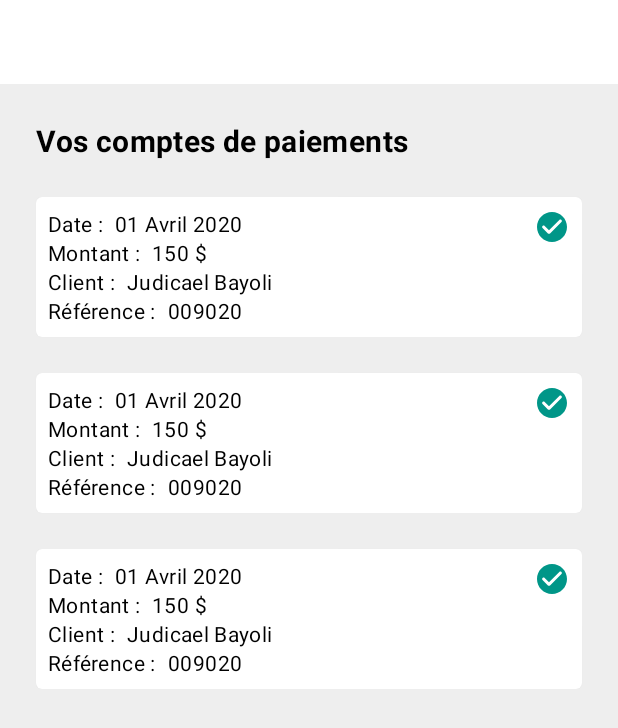
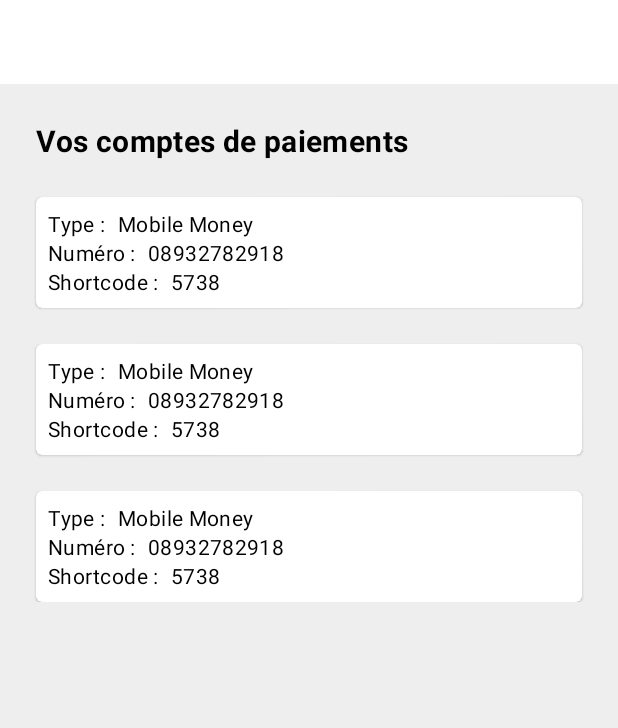
Before and after one commit to jbayoli/smartpaymerchant, an Android app: the layout fragment_accounts.xml on its own in the app's theme, with its tools: preview values and no code run, on a phone screen of 412 x 824 dp. Shown: the top 728 px of the screen. Run offline under Robolectric (Android 15) with nearby library versions, the light colour scheme and no system bars; Roboto replaces fonts that are not available here.

Commit message:
Account using port 3006 works

```diff
--- a/app/src/main/java/cd/shuri/smaprtpay/merchant/screens/accounts/AccountsViewModel.kt
+++ b/app/src/main/java/cd/shuri/smaprtpay/merchant/screens/accounts/AccountsViewModel.kt
@@ -6,6 +6,7 @@ import androidx.lifecycle.ViewModel
 import cd.shuri.smaprtpay.merchant.SmartPayApp
 import cd.shuri.smaprtpay.merchant.network.AccountsResponse
 import cd.shuri.smaprtpay.merchant.network.SmartPayApi
+import cd.shuri.smaprtpay.merchant.network.SmartPayApi2
 import kotlinx.coroutines.CoroutineScope
 import kotlinx.coroutines.Dispatchers
 import kotlinx.coroutines.Job
@@ -45,7 +46,7 @@ class AccountsViewModel: ViewModel() {
         viewModelScope.launch {
             try {
                 _showDialogLoader.value = true
-                val result = SmartPayApi.smartPayApiService.getPaymentMethodsAsync(auth, userCode!!).await()
+                val result = SmartPayApi2.smartPayApiService.getPaymentMethodsAsync(auth, userCode!!).await()
                 _showDialogLoader.value = false
                 if (result.isNotEmpty()) {
                     _paymentMethods.value = result
--- a/app/src/main/java/cd/shuri/smaprtpay/merchant/screens/addaccount/AddAccountViewModel.kt
+++ b/app/src/main/java/cd/shuri/smaprtpay/merchant/screens/addaccount/AddAccountViewModel.kt
@@ -7,6 +7,7 @@ import cd.shuri.smaprtpay.merchant.SmartPayApp
 import cd.shuri.smaprtpay.merchant.network.AddPaymentMethodRequest
 import cd.shuri.smaprtpay.merchant.network.ProvidersData
 import cd.shuri.smaprtpay.merchant.network.SmartPayApi
+import cd.shuri.smaprtpay.merchant.network.SmartPayApi2
 import kotlinx.coroutines.CoroutineScope
 import kotlinx.coroutines.Dispatchers
 import kotlinx.coroutines.Job
@@ -161,7 +162,7 @@ class AddAccountViewModel: ViewModel() {
         viewModelScope.launch {
             try {
                 _showDialogLoader.value = true
-                val result = SmartPayApi.smartPayApiService.addPaymentMethodAsync(auth, request).await()
+                val result = SmartPayApi2.smartPayApiService.addPaymentMethodAsync(auth, request).await()
                 _showDialogLoader.value = false
                 Timber.d("Message: ${result.message} status: ${result.status}")
                 if (result.status == "0") {
--- a/app/src/main/java/cd/shuri/smaprtpay/merchant/screens/dotransfer/DoTransferFragment.kt
+++ b/app/src/main/java/cd/shuri/smaprtpay/merchant/screens/dotransfer/DoTransferFragment.kt
@@ -130,7 +130,7 @@ class DoTransferFragment : Fragment() {
                 val mobileAccountItems = mutableListOf<String>()
                 val cardAccountItems = mutableListOf<String>()
                 for (e in it) {
-                    if (e.type == "Mobile Money") {
+                    if (e.type == 1) {
                         mobileAccountItems.add("${e.type} - ${e.value!!.replaceRange(0, 3, "0")}")
                     } else {
                         cardAccountItems.add("${e.type} - ${e.value}")
--- a/app/src/main/res/layout/account_items.xml
+++ b/app/src/main/res/layout/account_items.xml
@@ -33,7 +33,7 @@
                     android:orientation="vertical">
 
                     <RelativeLayout
-                        android:layout_width="match_parent"
+                        android:layout_width="wrap_content"
                         android:layout_height="wrap_content">
 
                         <TextView
@@ -52,14 +52,14 @@
                             android:textAppearance="@style/TextAppearance.MaterialComponents.Body2"
                             android:layout_toEndOf="@+id/type_tv"
                             android:layout_marginStart="8dp"
-                            android:text="@{account.type}"
-                            tools:text="Orange Money" />
+                            app:setAccountsType="@{account}"
+                            tools:text="Mobile Money" />
                     </RelativeLayout>
 
 
 
                     <RelativeLayout
-                        android:layout_width="match_parent"
+                        android:layout_width="wrap_content"
                         android:layout_height="wrap_content">
 
                         <TextView
@@ -79,12 +79,12 @@
                             android:layout_toEndOf="@+id/number_card_exp_tv"
                             android:layout_marginStart="8dp"
                             android:fontFamily="@font/roboto"
-                            android:text="@{account.value}"
+                            app:setPhoneOrCardNumValue="@{account}"
                             tools:text="08932782918" />
                     </RelativeLayout>
 
                     <RelativeLayout
-                        android:layout_width="match_parent"
+                        android:layout_width="wrap_content"
                         android:layout_height="wrap_content">
 
                         <TextView
@@ -104,13 +104,10 @@
                             android:textAppearance="@style/TextAppearance.MaterialComponents.Body2"
                             android:layout_toEndOf="@+id/short_code_card_tv"
                             android:layout_marginStart="8dp"
-                            android:text="@{account.shortCode}"
+                            app:setShortCodeOrCardExpValue="@{account}"
                             tools:text="5738" />
                     </RelativeLayout>
-
-
                 </LinearLayout>
-
             </RelativeLayout>
         </LinearLayout>
     </com.google.android.material.card.MaterialCardView>
--- a/app/src/main/res/layout/fragment_accounts.xml
+++ b/app/src/main/res/layout/fragment_accounts.xml
@@ -59,7 +59,7 @@
                         android:layout_height="wrap_content"
                         app:layoutManager="androidx.recyclerview.widget.LinearLayoutManager"
                         app:bindAccountsRecyclerView="@{viewModel.paymentMethods}"
-                        tools:listitem="@layout/transaction_items"/>
+                        tools:listitem="@layout/account_items"/>
                 </LinearLayout>
 
             </androidx.constraintlayout.widget.ConstraintLayout>
--- a/app/src/main/res/layout/fragment_sing_in.xml
+++ b/app/src/main/res/layout/fragment_sing_in.xml
@@ -95,11 +95,12 @@
 
         <com.google.android.material.button.MaterialButton
             android:id="@+id/sign_up_button"
-            style="@style/AppTheme.Button.TextButton"
+            style="@style/Widget.MaterialComponents.Button.OutlinedButton"
             android:layout_width="wrap_content"
             android:layout_height="wrap_content"
             android:layout_marginEnd="16dp"
             android:text="S'inscrire"
+            app:strokeColor="@color/buttonBack"
             app:layout_constraintEnd_toStartOf="@+id/sign_in_button"
             app:layout_constraintHorizontal_bias="1.0"
             app:layout_constraintTop_toTopOf="@+id/sign_in_button" />
```
Also changed, not shown: app/src/main/java/cd/shuri/smaprtpay/merchant/network/SmartPayApi.kt (+23 -0 lines), app/src/main/java/cd/shuri/smaprtpay/merchant/network/requestAndResponseData.kt (+5 -2 lines), app/src/main/java/cd/shuri/smaprtpay/merchant/utilities/BindingAdapters.kt (+35 -2 lines).
